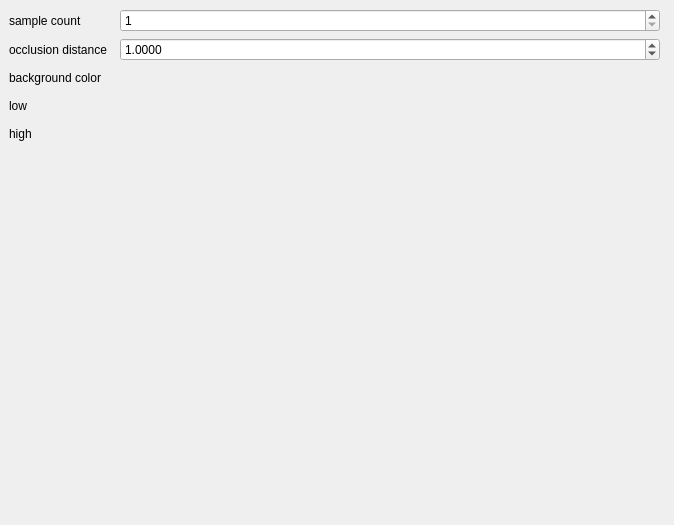
Above: src/app/editor/src/renderer/renderer_widget/AO.ui from AirGuanZ/Atrc before the change. Below: the same form after it.
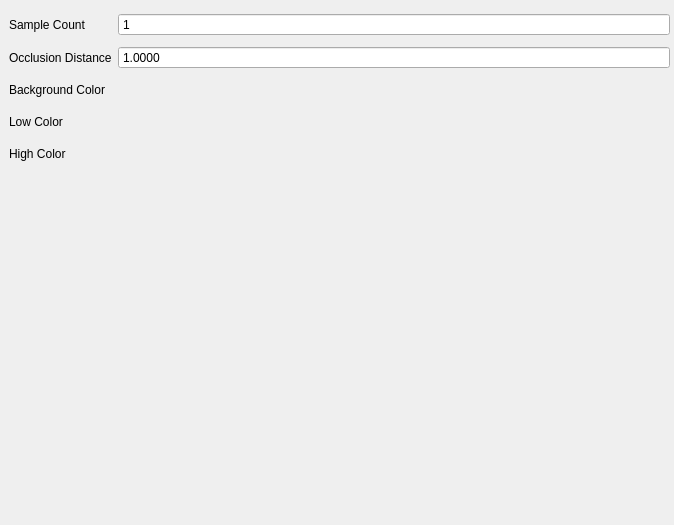
That is the form after the change.

Diff of the .ui file:
```diff
--- a/src/app/editor/src/renderer/renderer_widget/AO.ui
+++ b/src/app/editor/src/renderer/renderer_widget/AO.ui
@@ -24,18 +24,11 @@
     <rect>
      <x>9</x>
      <y>9</y>
-     <width>651</width>
-     <height>511</height>
+     <width>661</width>
+     <height>162</height>
     </rect>
    </property>
-   <layout class="QFormLayout" name="formLayout">
-    <item row="0" column="0">
-     <widget class="QLabel" name="label">
-      <property name="text">
-       <string>sample count  </string>
-      </property>
-     </widget>
-    </item>
+   <layout class="QGridLayout" name="gridLayout">
     <item row="0" column="1">
      <widget class="QSpinBox" name="sample_count_spinbox">
       <property name="sizePolicy">
@@ -44,20 +37,36 @@
         <verstretch>0</verstretch>
        </sizepolicy>
       </property>
+      <property name="buttonSymbols">
+       <enum>QAbstractSpinBox::NoButtons</enum>
+      </property>
       <property name="minimum">
        <number>1</number>
       </property>
      </widget>
     </item>
-    <item row="1" column="0">
-     <widget class="QLabel" name="label_2">
+    <item row="2" column="0">
+     <widget class="QLabel" name="label_3">
       <property name="text">
-       <string>occlusion distance  </string>
+       <string>Background Color</string>
+      </property>
+     </widget>
+    </item>
+    <item row="3" column="1">
+     <widget class="QPushButton" name="low_color">
+      <property name="text">
+       <string/>
+      </property>
+      <property name="flat">
+       <bool>true</bool>
       </property>
      </widget>
     </item>
     <item row="1" column="1">
      <widget class="QDoubleSpinBox" name="occlusion_distance_spinbox">
+      <property name="buttonSymbols">
+       <enum>QAbstractSpinBox::NoButtons</enum>
+      </property>
       <property name="decimals">
        <number>4</number>
       </property>
@@ -75,27 +84,6 @@
       </property>
      </widget>
     </item>
-    <item row="2" column="0">
-     <widget class="QLabel" name="label_3">
-      <property name="text">
-       <string>background color  </string>
-      </property>
-     </widget>
-    </item>
-    <item row="3" column="0">
-     <widget class="QLabel" name="label_4">
-      <property name="text">
-       <string>low  </string>
-      </property>
-     </widget>
-    </item>
-    <item row="4" column="0">
-     <widget class="QLabel" name="label_5">
-      <property name="text">
-       <string>high  </string>
-      </property>
-     </widget>
-    </item>
     <item row="2" column="1">
      <widget class="QPushButton" name="background_color">
       <property name="text">
@@ -106,13 +94,10 @@
       </property>
      </widget>
     </item>
-    <item row="3" column="1">
-     <widget class="QPushButton" name="low_color">
+    <item row="0" column="0">
+     <widget class="QLabel" name="label">
       <property name="text">
-       <string/>
-      </property>
-      <property name="flat">
-       <bool>true</bool>
+       <string>Sample Count</string>
       </property>
      </widget>
     </item>
@@ -126,6 +111,27 @@
       </property>
      </widget>
     </item>
+    <item row="1" column="0">
+     <widget class="QLabel" name="label_2">
+      <property name="text">
+       <string>Occlusion Distance</string>
+      </property>
+     </widget>
+    </item>
+    <item row="4" column="0">
+     <widget class="QLabel" name="label_5">
+      <property name="text">
+       <string>High Color</string>
+      </property>
+     </widget>
+    </item>
+    <item row="3" column="0">
+     <widget class="QLabel" name="label_4">
+      <property name="text">
+       <string>Low Color</string>
+      </property>
+     </widget>
+    </item>
    </layout>
   </widget>
  </widget>
```
